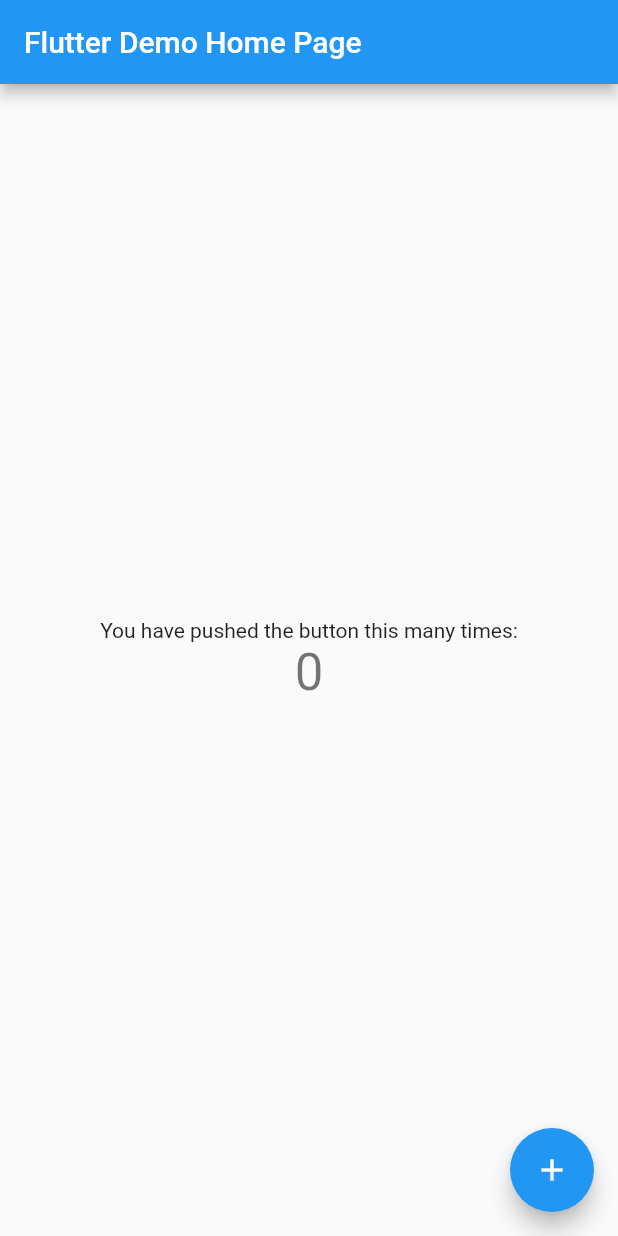
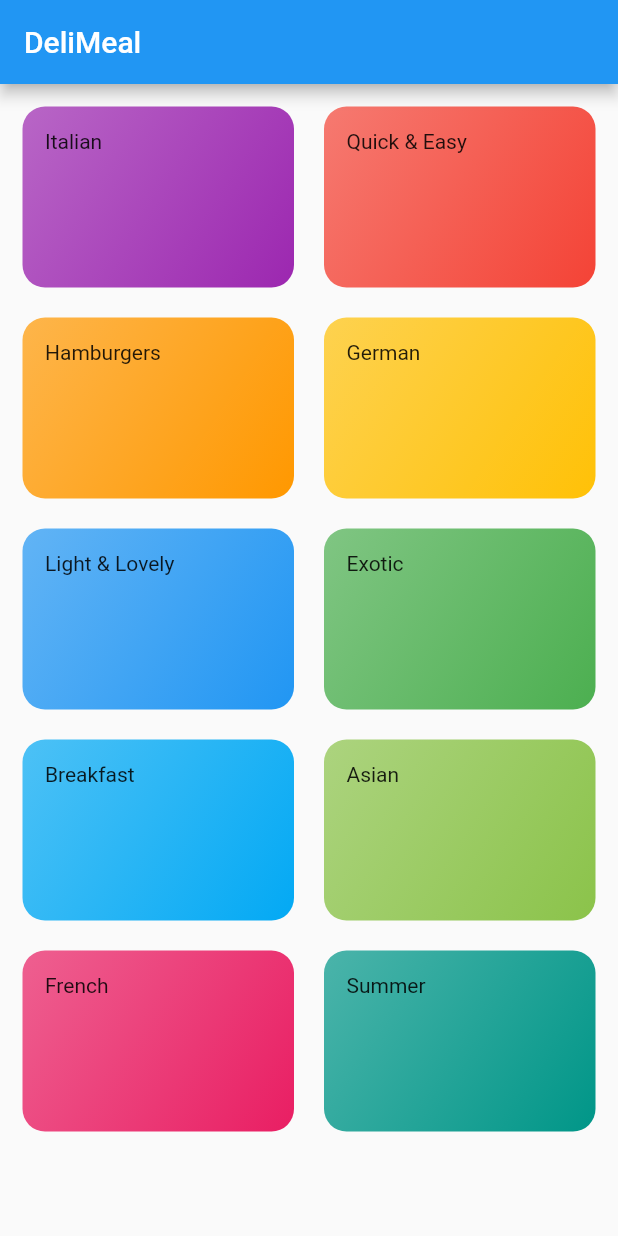
Before and after one commit to LeeCherry731/flutter_navigation_multiple_screens, a Flutter app: the screen it shows after launch, on a phone screen of 412 x 824 dp. Run offline on Flutter 3.47's test engine with Material 2 defaults, Android fonts, the phone set to English and light mode, and no system bars.

Commit message:
add gategories on the screaan

```diff
--- /dev/null
+++ b/lib/dummy_data.dart
@@ -0,0 +1,56 @@
+import 'package:flutter/material.dart';
+
+import './models/category.dart';
+
+const DUMMY_CATEGORIES = const [
+  Category(
+    id: 'c1',
+    title: 'Italian',
+    color: Colors.purple,
+  ),
+  Category(
+    id: 'c2',
+    title: 'Quick & Easy',
+    color: Colors.red,
+  ),
+  Category(
+    id: 'c3',
+    title: 'Hamburgers',
+    color: Colors.orange,
+  ),
+  Category(
+    id: 'c4',
+    title: 'German',
+    color: Colors.amber,
+  ),
+  Category(
+    id: 'c5',
+    title: 'Light & Lovely',
+    color: Colors.blue,
+  ),
+  Category(
+    id: 'c6',
+    title: 'Exotic',
+    color: Colors.green,
+  ),
+  Category(
+    id: 'c7',
+    title: 'Breakfast',
+    color: Colors.lightBlue,
+  ),
+  Category(
+    id: 'c8',
+    title: 'Asian',
+    color: Colors.lightGreen,
+  ),
+  Category(
+    id: 'c9',
+    title: 'French',
+    color: Colors.pink,
+  ),
+  Category(
+    id: 'c10',
+    title: 'Summer',
+    color: Colors.teal,
+  ),
+];
--- a/lib/main.dart
+++ b/lib/main.dart
@@ -1,113 +1,20 @@
+// main.dart
+import 'package:flutter/cupertino.dart';
 import 'package:flutter/material.dart';
+import 'package:flutter_navigation_multiple_screens/screens/categories_screen.dart';
 
 void main() {
   runApp(MyApp());
 }
 
 class MyApp extends StatelessWidget {
-  // This widget is the root of your application.
   @override
   Widget build(BuildContext context) {
     return MaterialApp(
-      title: 'Flutter Demo',
-      theme: ThemeData(
-        // This is the theme of your application.
-        //
-        // Try running your application with "flutter run". You'll see the
-        // application has a blue toolbar. Then, without quitting the app, try
-        // changing the primarySwatch below to Colors.green and then invoke
-        // "hot reload" (press "r" in the console where you ran "flutter run",
-        // or simply save your changes to "hot reload" in a Flutter IDE).
-        // Notice that the counter didn't reset back to zero; the application
-        // is not restarted.
-        primarySwatch: Colors.blue,
-      ),
-      home: MyHomePage(title: 'Flutter Demo Home Page'),
+      // hide the debug banner
+      debugShowCheckedModeBanner: false,
+      title: "Kindacode.com",
+      home: CategoriesScreen(),
     );
   }
 }
-
-class MyHomePage extends StatefulWidget {
-  MyHomePage({Key? key, required this.title}) : super(key: key);
-
-  // This widget is the home page of your application. It is stateful, meaning
-  // that it has a State object (defined below) that contains fields that affect
-  // how it looks.
-
-  // This class is the configuration for the state. It holds the values (in this
-  // case the title) provided by the parent (in this case the App widget) and
-  // used by the build method of the State. Fields in a Widget subclass are
-  // always marked "final".
-
-  final String title;
-
-  @override
-  _MyHomePageState createState() => _MyHomePageState();
-}
-
-class _MyHomePageState extends State<MyHomePage> {
-  int _counter = 0;
-
-  void _incrementCounter() {
-    setState(() {
-      // This call to setState tells the Flutter framework that something has
-      // changed in this State, which causes it to rerun the build method below
-      // so that the display can reflect the updated values. If we changed
-      // _counter without calling setState(), then the build method would not be
-      // called again, and so nothing would appear to happen.
-      _counter++;
-    });
-  }
-
-  @override
-  Widget build(BuildContext context) {
-    // This method is rerun every time setState is called, for instance as done
-    // by the _incrementCounter method above.
-    //
-    // The Flutter framework has been optimized to make rerunning build methods
-    // fast, so that you can just rebuild anything that needs updating rather
-    // than having to individually change instances of widgets.
-    return Scaffold(
-      appBar: AppBar(
-        // Here we take the value from the MyHomePage object that was created by
-        // the App.build method, and use it to set our appbar title.
-        title: Text(widget.title),
-      ),
-      body: Center(
-        // Center is a layout widget. It takes a single child and positions it
-        // in the middle of the parent.
-        child: Column(
-          // Column is also a layout widget. It takes a list of children and
-          // arranges them vertically. By default, it sizes itself to fit its
-          // children horizontally, and tries to be as tall as its parent.
-          //
-          // Invoke "debug painting" (press "p" in the console, choose the
-          // "Toggle Debug Paint" action from the Flutter Inspector in Android
-          // Studio, or the "Toggle Debug Paint" command in Visual Studio Code)
-          // to see the wireframe for each widget.
-          //
-          // Column has various properties to control how it sizes itself and
-          // how it positions its children. Here we use mainAxisAlignment to
-          // center the children vertically; the main axis here is the vertical
-          // axis because Columns are vertical (the cross axis would be
-          // horizontal).
-          mainAxisAlignment: MainAxisAlignment.center,
-          children: <Widget>[
-            Text(
-              'You have pushed the button this many times:',
-            ),
-            Text(
-              '$_counter',
-              style: Theme.of(context).textTheme.headline4,
-            ),
-          ],
-        ),
-      ),
-      floatingActionButton: FloatingActionButton(
-        onPressed: _incrementCounter,
-        tooltip: 'Increment',
-        child: Icon(Icons.add),
-      ), // This trailing comma makes auto-formatting nicer for build methods.
-    );
-  }
-}
--- /dev/null
+++ b/lib/models/category.dart
@@ -0,0 +1,16 @@
+import 'package:flutter/material.dart';
+
+class Category {
+  final String id;
+  final String title;
+  final Color color;
+
+  const Category(
+      {required this.id, required this.title, this.color = Colors.orange});
+}
+
+  // Category(
+  //   id: 'c2',
+  //   title: 'Quick & Easy',
+  //   color: Colors.red,
+  // ),
--- /dev/null
+++ b/lib/screens/categories_screen.dart
@@ -0,0 +1,33 @@
+import 'package:flutter/material.dart';
+import 'package:flutter_navigation_multiple_screens/dummy_data.dart';
+import 'package:flutter_navigation_multiple_screens/widgets/category_item.dart';
+
+class CategoriesScreen extends StatelessWidget {
+  const CategoriesScreen({Key? key}) : super(key: key);
+
+  @override
+  Widget build(BuildContext context) {
+    return Scaffold(
+      appBar: AppBar(
+        title: const Text('DeliMeal'),
+      ),
+      body: GridView(
+        gridDelegate: SliverGridDelegateWithMaxCrossAxisExtent(
+          maxCrossAxisExtent: 200,
+          childAspectRatio: 3 / 2,
+          crossAxisSpacing: 20,
+          mainAxisSpacing: 20,
+        ),
+        padding: const EdgeInsets.all(15),
+        children: DUMMY_CATEGORIES
+            .map(
+              (e) => CategoryItem(
+                title: e.title,
+                color: e.color,
+              ),
+            )
+            .toList(),
+      ),
+    );
+  }
+}
--- /dev/null
+++ b/lib/widgets/category_item.dart
@@ -0,0 +1,29 @@
+import 'package:flutter/material.dart';
+
+class CategoryItem extends StatelessWidget {
+  final String title;
+  final Color color;
+
+  const CategoryItem(
+      {Key? key, required this.title, this.color = Colors.orange})
+      : super(key: key);
+
+  @override
+  Widget build(BuildContext context) {
+    return Container(
+      padding: const EdgeInsets.all(15),
+      child: Text(title),
+      decoration: BoxDecoration(
+        gradient: LinearGradient(
+          colors: [
+            color.withOpacity(0.7),
+            color,
+          ],
+          begin: Alignment.topLeft,
+          end: Alignment.bottomRight,
+        ),
+        borderRadius: BorderRadius.circular(15),
+      ),
+    );
+  }
+}
```
Also changed, not shown: 5 other files.
